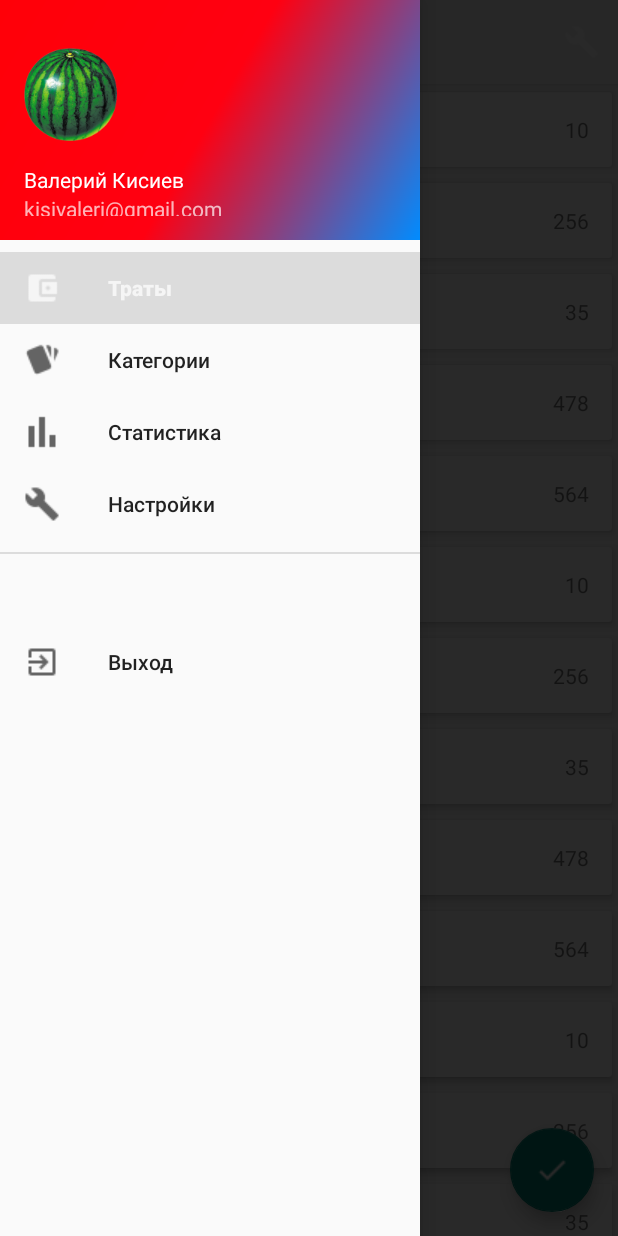
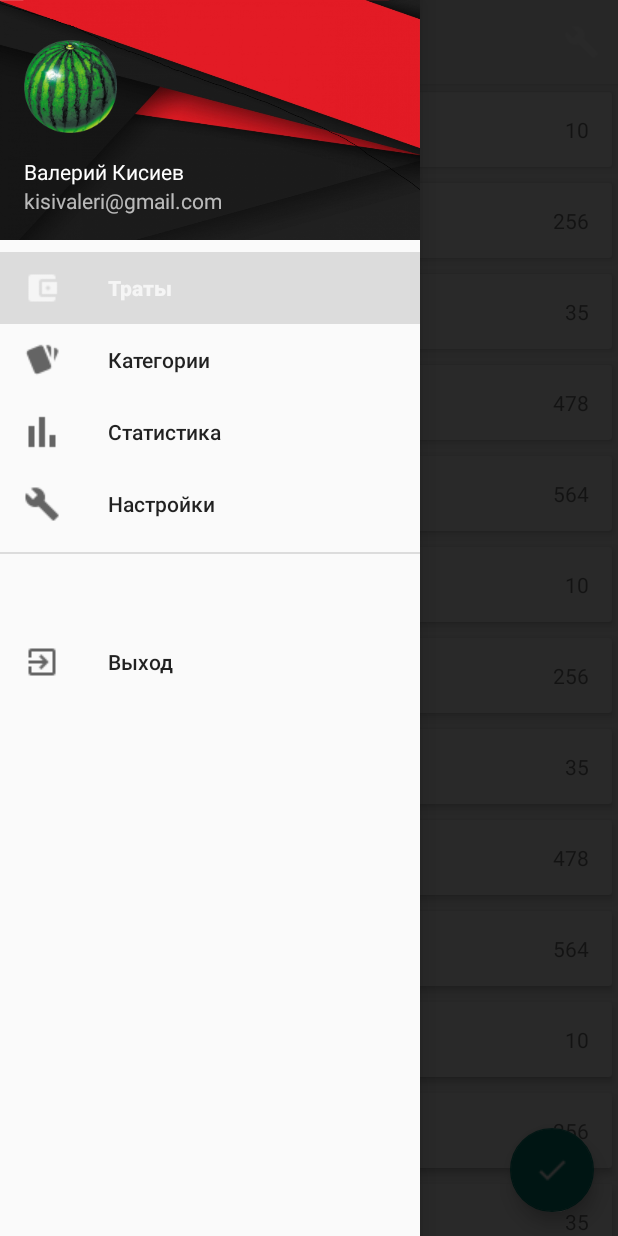
Before and after one commit to Kisiev/MoneyTracker_v2.0, an Android app: the MainActivity screen opened directly, with no data from a screen before it, with the side drawer open, on a phone screen of 412 x 824 dp. Run offline under Robolectric (Android 15) with nearby library versions, the phone set to English and light mode, and no system bars; libraries missing offline, so code that uses them is left out: org.androidannotations.annotations.

Commit message:
добавил картинку в drawerHeader

```diff
--- a/app/src/main/res/layout/nav_header_main.xml
+++ b/app/src/main/res/layout/nav_header_main.xml
@@ -2,7 +2,7 @@
 <LinearLayout xmlns:android="http://schemas.android.com/apk/res/android"
               android:layout_width="match_parent"
               android:layout_height="@dimen/nav_header_height"
-              android:background="@drawable/side_nav_bar"
+              android:background="@mipmap/log_nav"
               android:gravity="bottom"
               android:orientation="vertical"
               android:paddingBottom="@dimen/activity_vertical_margin"
@@ -29,7 +29,7 @@
     <TextView
         android:id="@+id/textView"
         android:layout_width="wrap_content"
-        android:layout_height="wrap_content"
+        android:layout_height="@dimen/height_nav_email_edit"
         android:text="@string/Email"/>
 
 </LinearLayout>
--- a/app/src/main/res/menu/activity_main_drawer.xml
+++ b/app/src/main/res/menu/activity_main_drawer.xml
@@ -19,15 +19,18 @@
             android:icon="@mipmap/setting"
             android:title="@string/settings"/>
     </group>
-<item android:title="">
- <group android:checkableBehavior="single">
+
+
+
+        <item android:title="">
 <menu>
-
             <item
                 android:id="@+id/exitItem"
                 android:icon="@mipmap/exit"
-                android:title="@string/exit"/>
+                android:title="@string/exit"
+                />
+
 </menu>
-</group>
-</item>
+        </item>
+
     </menu>
--- a/app/src/main/res/values/dimens.xml
+++ b/app/src/main/res/values/dimens.xml
@@ -9,4 +9,5 @@
 
     <dimen name="fab_margin">16dp</dimen>
     <dimen name="fabMargin">16dp</dimen>
+    <dimen name="height_nav_email_edit">20dp</dimen>
 </resources>
```
Also changed, not shown: app/src/main/java/money/android/bignerdranch/com/moneytracker/UI/MainActivity.java (+11 -8 lines), app/src/main/res/mipmap-xxxhdpi/log_nav.jpg (added).
